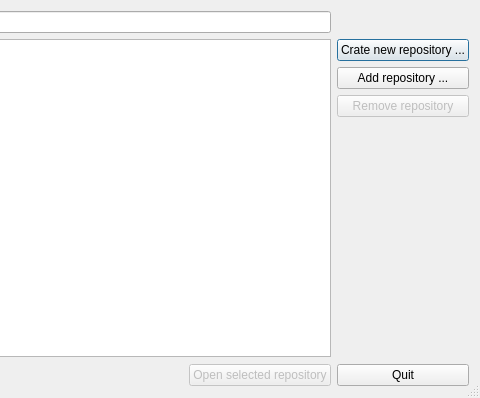
riyad/kitten-ruby, file kitten/repositories_dialog.ui: the form before one commit; both pictures show x 214 to 694 and y 0 to 398 of the 694 by 398 pixel window.
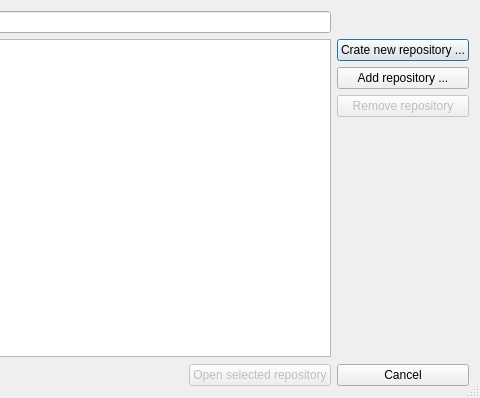
The form after the commit. Icons and pictures are not drawn. Custom widgets are drawn as their Qt base class.

Commit message: Updated repositories dialog to use the icons in the Qt resource.

```diff
--- a/kitten/repositories_dialog.ui
+++ b/kitten/repositories_dialog.ui
@@ -103,7 +103,11 @@
    <item row="3" column="2">
     <widget class="QPushButton" name="quitButton">
      <property name="text">
-      <string>Quit</string>
+      <string>Cancel</string>
+     </property>
+     <property name="icon">
+      <iconset resource="../icons.qrc">
+       <normaloff>:/icons/16x16/actions/dialog-cancel.png</normaloff>:/icons/16x16/actions/dialog-cancel.png</iconset>
      </property>
     </widget>
    </item>
```
Left out of the diff: 20 changed lines with no effect on the pictures. The commit also changes 1 other file.
